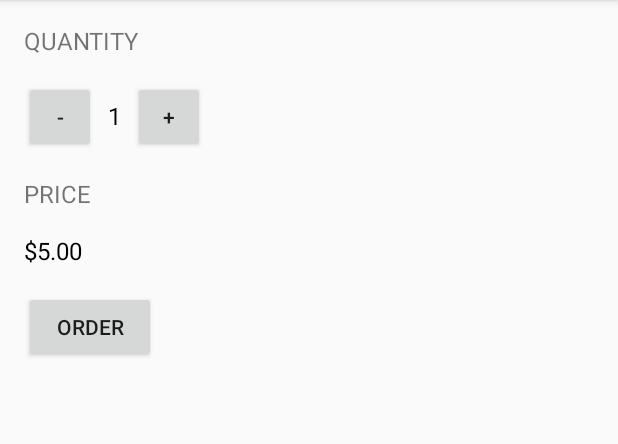
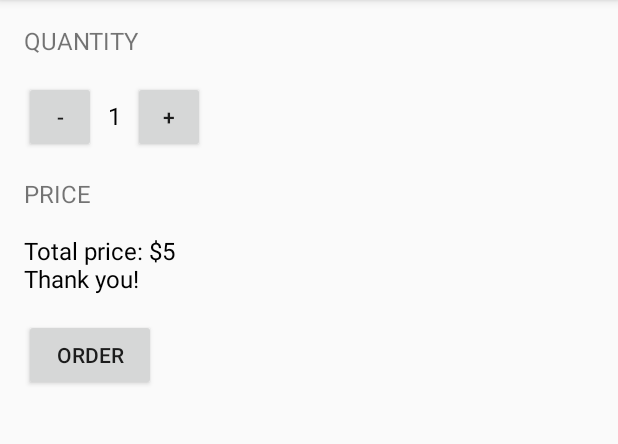
Before and after one commit to topouzid/JustJava, an Android app: the screen it shows after launch (MainActivity), after a tap on "ORDER", on a phone screen of 412 x 824 dp, the part 84-528 px from its top. Run offline under Robolectric (Android 15) with nearby library versions, the phone set to English and light mode, and no system bars.

Commit message:
Updated app

```diff
--- a/app/src/main/java/com/example/android/justjava/MainActivity.java
+++ b/app/src/main/java/com/example/android/justjava/MainActivity.java
@@ -21,6 +21,7 @@ import java.text.NumberFormat;
 public class MainActivity extends AppCompatActivity {
 
     int quantity = 1;
+    int price = 5;
 
     @Override
     protected void onCreate(Bundle savedInstanceState) {
@@ -33,8 +34,13 @@ public class MainActivity extends AppCompatActivity {
      * This method is called when the order button is clicked.
      */
     public void submitOrder(View view) {
-        int price = 5;
-        displayPrice(quantity * price);
+        /**int price = 5;
+        displayPrice(quantity * price);*/
+        /**String priceMessage = "Free";*/
+        String priceMessage;
+        priceMessage = "That would be $" + (quantity * price) + " for " + quantity + " coffee(s) please.";
+        priceMessage = "Total price: $" + (quantity * price) + "\nThank you!";
+        displayMessage(priceMessage);
     }
 
     /**
@@ -51,6 +57,14 @@ public class MainActivity extends AppCompatActivity {
     private void displayPrice(int number) {
         TextView priceTextView = (TextView) findViewById(R.id.price_text_view);
         priceTextView.setText(NumberFormat.getCurrencyInstance().format(number));
+    }
+
+    /**
+     * This method displays the given text on the screen.
+     */
+    private void displayMessage(String message) {
+        TextView priceTextView = (TextView) findViewById(R.id.price_text_view);
+        priceTextView.setText(message);
     }
 
     /**
```
